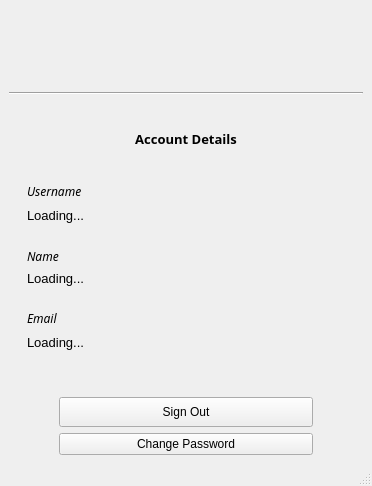
Old version of the form ui/accountDetails.ui in the repository nfoert/jadelauncher_actionstest.
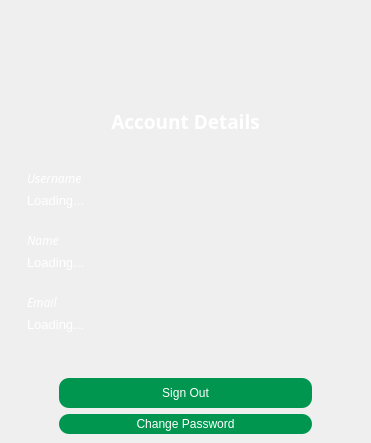
New version of the form. Icons and pictures are not drawn.

Patch:
```diff
--- a/ui/accountDetails.ui
+++ b/ui/accountDetails.ui
@@ -6,21 +6,64 @@
    <rect>
     <x>0</x>
     <y>0</y>
-    <width>372</width>
-    <height>486</height>
+    <width>371</width>
+    <height>443</height>
    </rect>
   </property>
+  <property name="minimumSize">
+   <size>
+    <width>0</width>
+    <height>0</height>
+   </size>
+  </property>
+  <property name="maximumSize">
+   <size>
+    <width>16777215</width>
+    <height>16777215</height>
+   </size>
+  </property>
+  <property name="sizeIncrement">
+   <size>
+    <width>371</width>
+    <height>559</height>
+   </size>
+  </property>
   <property name="windowTitle">
    <string>Jade Account | Account Details</string>
   </property>
   <property name="windowIcon">
    <iconset resource="../assets.qrc">
-    <normaloff>:/images/assets/jadeIcon.png</normaloff>:/images/assets/jadeIcon.png</iconset>
+    <normaloff>:/icons/assets/icons/jadeIcon.png</normaloff>:/icons/assets/icons/jadeIcon.png</iconset>
+  </property>
+  <property name="styleSheet">
+   <string notr="true">QMainWindow {
+	border-image: url(:/backgrounds/assets/backgrounds/accountBackground.png) 0 0 0 0 stretch stretch;
+}
+</string>
   </property>
   <widget class="QWidget" name="centralwidget">
+   <property name="styleSheet">
+    <string notr="true"/>
+   </property>
    <layout class="QGridLayout" name="gridLayout">
     <item row="0" column="0">
      <layout class="QVBoxLayout" name="verticalLayout_2">
+      <item>
+       <spacer name="verticalSpacer_4">
+        <property name="orientation">
+         <enum>Qt::Vertical</enum>
+        </property>
+        <property name="sizeType">
+         <enum>QSizePolicy::Fixed</enum>
+        </property>
+        <property name="sizeHint" stdset="0">
+         <size>
+          <width>20</width>
+          <height>20</height>
+         </size>
+        </property>
+       </spacer>
+      </item>
       <item>
        <layout class="QVBoxLayout" name="verticalLayout">
         <item>
@@ -61,10 +104,16 @@
                 <verstretch>0</verstretch>
                </sizepolicy>
               </property>
+              <property name="minimumSize">
+               <size>
+                <width>167</width>
+                <height>25</height>
+               </size>
+              </property>
               <property name="maximumSize">
                <size>
                 <width>167</width>
-                <height>119</height>
+                <height>25</height>
                </size>
               </property>
               <property name="text">
@@ -112,11 +161,20 @@
          </layout>
         </item>
         <item>
-         <widget class="Line" name="line_3">
+         <spacer name="verticalSpacer_5">
           <property name="orientation">
-           <enum>Qt::Horizontal</enum>
+           <enum>Qt::Vertical</enum>
           </property>
-         </widget>
+          <property name="sizeType">
+           <enum>QSizePolicy::Fixed</enum>
+          </property>
+          <property name="sizeHint" stdset="0">
+           <size>
+            <width>20</width>
+            <height>20</height>
+           </size>
+          </property>
+         </spacer>
         </item>
         <item>
          <widget class="QLabel" name="label">
@@ -125,8 +183,11 @@
             <family>Segoe UI Light</family>
            </font>
           </property>
+          <property name="styleSheet">
+           <string notr="true">color: rgb(255, 255, 255);</string>
+          </property>
           <property name="text">
-           <string>&lt;html&gt;&lt;head/&gt;&lt;body&gt;&lt;p align=&quot;center&quot;&gt;&lt;span style=&quot; font-size:10pt; font-weight:600;&quot;&gt;Account Details&lt;/span&gt;&lt;/p&gt;&lt;/body&gt;&lt;/html&gt;</string>
+           <string>&lt;html&gt;&lt;head/&gt;&lt;body&gt;&lt;p align=&quot;center&quot;&gt;&lt;span style=&quot; font-size:14pt; font-weight:600;&quot;&gt;Account Details&lt;/span&gt;&lt;/p&gt;&lt;/body&gt;&lt;/html&gt;</string>
           </property>
          </widget>
         </item>
@@ -156,6 +217,9 @@
            <layout class="QGridLayout" name="usernameBox">
             <item row="1" column="0">
              <widget class="QLabel" name="usernameBox_username">
+              <property name="styleSheet">
+               <string notr="true">color: rgb(255, 255, 255);</string>
+              </property>
               <property name="text">
                <string>&lt;html&gt;&lt;head/&gt;&lt;body&gt;&lt;p&gt;&lt;span style=&quot; font-size:10pt;&quot;&gt;Loading...&lt;/span&gt;&lt;/p&gt;&lt;/body&gt;&lt;/html&gt;</string>
               </property>
@@ -168,8 +232,11 @@
                 <family>Segoe UI Light</family>
                </font>
               </property>
+              <property name="styleSheet">
+               <string notr="true">color: rgb(255, 255, 255);</string>
+              </property>
               <property name="text">
-               <string>&lt;html&gt;&lt;head/&gt;&lt;body&gt;&lt;p&gt;&lt;span style=&quot; font-style:italic;&quot;&gt;Username&lt;/span&gt;&lt;/p&gt;&lt;/body&gt;&lt;/html&gt;</string>
+               <string>&lt;html&gt;&lt;head/&gt;&lt;body&gt;&lt;p&gt;&lt;span style=&quot; font-size:9pt; font-style:italic;&quot;&gt;Username&lt;/span&gt;&lt;/p&gt;&lt;/body&gt;&lt;/html&gt;</string>
               </property>
              </widget>
             </item>
@@ -195,6 +262,9 @@
            <layout class="QGridLayout" name="nameBox">
             <item row="1" column="0">
              <widget class="QLabel" name="nameBox_name">
+              <property name="styleSheet">
+               <string notr="true">color: rgb(255, 255, 255);</string>
+              </property>
               <property name="text">
                <string>&lt;html&gt;&lt;head/&gt;&lt;body&gt;&lt;p&gt;&lt;span style=&quot; font-size:10pt;&quot;&gt;Loading...&lt;/span&gt;&lt;/p&gt;&lt;/body&gt;&lt;/html&gt;</string>
               </property>
@@ -207,8 +277,11 @@
                 <family>Segoe UI Light</family>
                </font>
               </property>
+              <property name="styleSheet">
+               <string notr="true">color: rgb(255, 255, 255);</string>
+              </property>
               <property name="text">
-               <string>&lt;html&gt;&lt;head/&gt;&lt;body&gt;&lt;p&gt;&lt;span style=&quot; font-style:italic;&quot;&gt;Name&lt;/span&gt;&lt;/p&gt;&lt;/body&gt;&lt;/html&gt;</string>
+               <string>&lt;html&gt;&lt;head/&gt;&lt;body&gt;&lt;p&gt;&lt;span style=&quot; font-size:9pt; font-style:italic;&quot;&gt;Name&lt;/span&gt;&lt;/p&gt;&lt;/body&gt;&lt;/html&gt;</string>
               </property>
              </widget>
             </item>
@@ -239,13 +312,19 @@
                 <family>Segoe UI Light</family>
                </font>
               </property>
+              <property name="styleSheet">
+               <string notr="true">color: rgb(255, 255, 255);</string>
+              </property>
               <property name="text">
-               <string>&lt;html&gt;&lt;head/&gt;&lt;body&gt;&lt;p&gt;&lt;span style=&quot; font-style:italic;&quot;&gt;Email&lt;/span&gt;&lt;/p&gt;&lt;/body&gt;&lt;/html&gt;</string>
+               <string>&lt;html&gt;&lt;head/&gt;&lt;body&gt;&lt;p&gt;&lt;span style=&quot; font-size:9pt; font-style:italic;&quot;&gt;Email&lt;/span&gt;&lt;/p&gt;&lt;/body&gt;&lt;/html&gt;</string>
               </property>
              </widget>
             </item>
             <item row="1" column="0">
              <widget class="QLabel" name="emailBox_email">
+              <property name="styleSheet">
+               <string notr="true">color: rgb(255, 255, 255);</string>
+              </property>
               <property name="text">
                <string>&lt;html&gt;&lt;head/&gt;&lt;body&gt;&lt;p&gt;&lt;span style=&quot; font-size:10pt;&quot;&gt;Loading...&lt;/span&gt;&lt;/p&gt;&lt;/body&gt;&lt;/html&gt;</string>
               </property>
@@ -320,6 +399,25 @@
             <property name="statusTip">
              <string>Sign out of your Jade Account</string>
             </property>
+            <property name="styleSheet">
+             <string notr="true">QPushButton {
+	background-color: rgb(0, 150, 80);
+	border-color: rgb(0, 255, 0);
+	border-radius: 10px;
+	font: 10pt &quot;Calibri&quot;;
+	
+	color: rgb(255, 255, 255);
+}
+
+QPushButton:hover {
+	background-color: rgb(0, 170, 100);
+}
+
+QPushButton:pressed {
+	
+	background-color: rgb(0, 200, 120);
+}</string>
+            </property>
             <property name="text">
              <string>Sign Out</string>
             </property>
@@ -327,9 +425,40 @@
           </item>
           <item row="1" column="0">
            <widget class="QPushButton" name="buttonsBox_changePassword">
+            <property name="minimumSize">
+             <size>
+              <width>0</width>
+              <height>20</height>
+             </size>
+            </property>
+            <property name="maximumSize">
+             <size>
+              <width>16777215</width>
+              <height>20</height>
+             </size>
+            </property>
             <property name="statusTip">
              <string>Change your password.</string>
             </property>
+            <property name="styleSheet">
+             <string notr="true">QPushButton {
+	background-color: rgb(0, 150, 80);
+	border-color: rgb(0, 255, 0);
+	border-radius: 10px;
+	font: 10pt &quot;Calibri&quot;;
+	
+	color: rgb(255, 255, 255);
+}
+
+QPushButton:hover {
+	background-color: rgb(0, 170, 100);
+}
+
+QPushButton:pressed {
+	
+	background-color: rgb(0, 200, 120);
+}</string>
+            </property>
             <property name="text">
              <string>Change Password</string>
             </property>
@@ -359,17 +488,6 @@
     </item>
    </layout>
   </widget>
-  <widget class="QStatusBar" name="statusbar">
-   <property name="mouseTracking">
-    <bool>false</bool>
-   </property>
-   <property name="focusPolicy">
-    <enum>Qt::NoFocus</enum>
-   </property>
-   <property name="sizeGripEnabled">
-    <bool>true</bool>
-   </property>
-  </widget>
  </widget>
  <resources>
   <include location="../assets.qrc"/>
```
Left out of the diff: 2 changed lines with no effect on the pictures.
